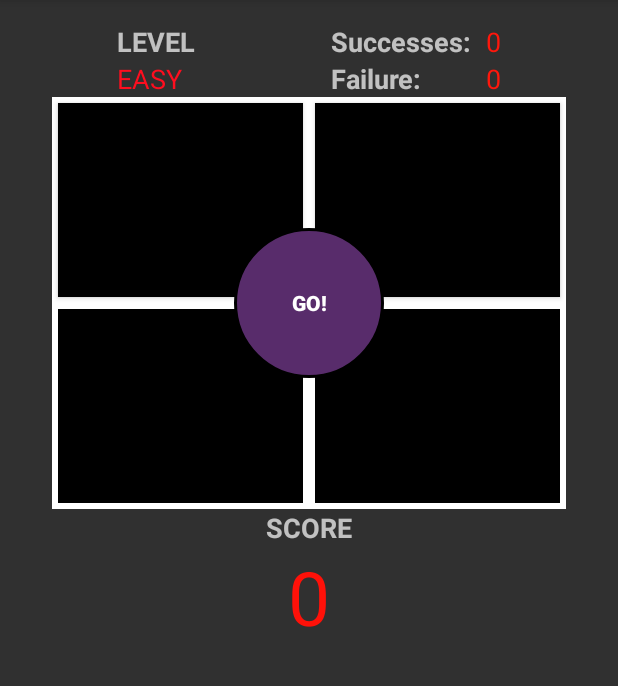
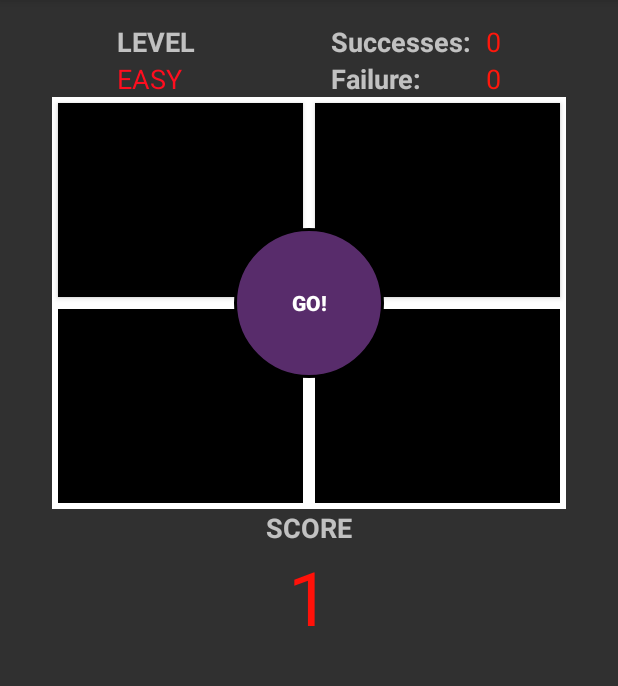
Before and after one commit to alejandrosp166/PMDMO_2223, an Android app: the screen it shows after launch (MainActivity), after a tap on "GO!", on a phone screen of 412 x 824 dp, the part 84-770 px from its top. Run offline under Robolectric (Android 15) with nearby library versions, the phone set to English and light mode, and no system bars.

Commit message:
12/12/22

```diff
--- a/pmdm-t4-simonapp/app/src/main/java/iesmm/pmdm/pmdm_t4_simonapp/MainActivity.java
+++ b/pmdm-t4-simonapp/app/src/main/java/iesmm/pmdm/pmdm_t4_simonapp/MainActivity.java
@@ -14,7 +14,7 @@ import android.widget.Toast;
 
 import java.util.List;
 import java.util.Random;
-
+// ALEJANDRO SECO PINEDA 2ºDAM
 public class MainActivity extends AppCompatActivity implements View.OnClickListener {
     private Button buttons[]; // Botones
     private int colors[]; // Colores asociados
@@ -49,8 +49,8 @@ public class MainActivity extends AppCompatActivity implements View.OnClickListe
 
         countScore = this.findViewById(R.id.countScore);
 
-        Button comenzarJuego = this.findViewById(R.id.bCentral);
-        comenzarJuego.setOnClickListener(this);
+        Button btnGo = this.findViewById(R.id.bCentral);
+        btnGo.setOnClickListener(this);
     }
 
     @Override
@@ -63,7 +63,8 @@ public class MainActivity extends AppCompatActivity implements View.OnClickListe
     }
 
     private class TareaSimon extends AsyncTask<Void, Integer, Void> {
-        int dificultad = 10;
+        int dificultad = 5;
+
         @Override
         protected void onPreExecute() {
 
@@ -73,27 +74,27 @@ public class MainActivity extends AppCompatActivity implements View.OnClickListe
         protected Void doInBackground(Void... voids) {
             int i = 0;
             while (i < dificultad) {
-                int num = (int) (Math.random()*4);
+                int num = (int) (Math.random() * 4);
                 publishProgress(num, 0);
                 SystemClock.sleep(2000);
                 publishProgress(num, -1);
                 i++;
             }
-            publishProgress();
+            publishProgress(0, -2);
             return null;
         }
 
         @Override
         protected void onProgressUpdate(Integer... values) {
 
-            if(values[1] >= 0) {
+            if (values[1] >= 0) {
                 buttons[values[0]].setBackgroundColor(colors[values[0]]);
-            } else if(values[1] == -1) {
+            } else if (values[1] == -1) {
                 buttons[values[0]].setBackgroundColor(Color.BLACK);
-            } else if (values[0] == -2){
-                countScore.setText(Integer.parseInt(String.valueOf(countScore.getText())) + 1);
+            } else if (values[1] == -2) {
+                int score = Integer.parseInt((String) countScore.getText()) + 1;
+                countScore.setText(String.valueOf(score));
             }
-
         }
 
         @Override
```
